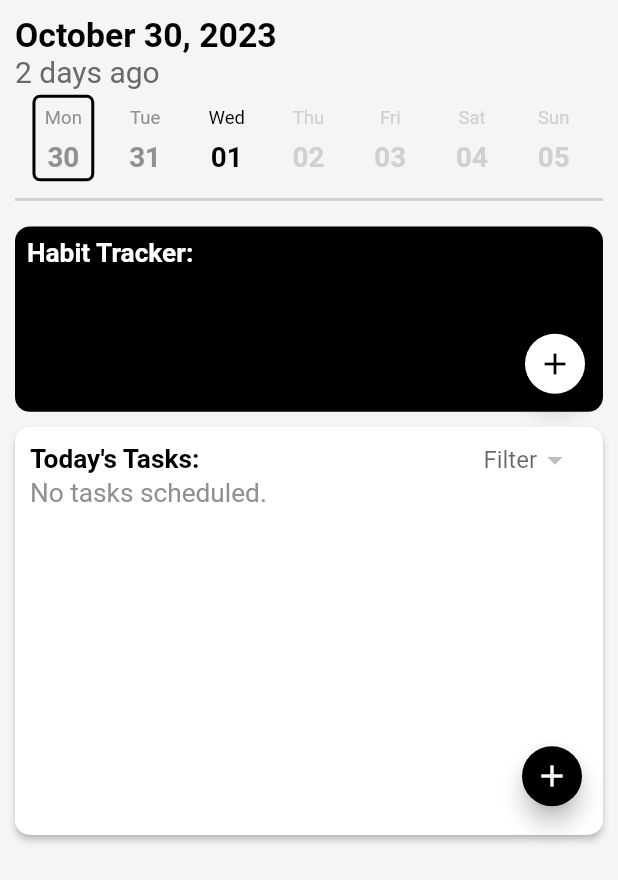
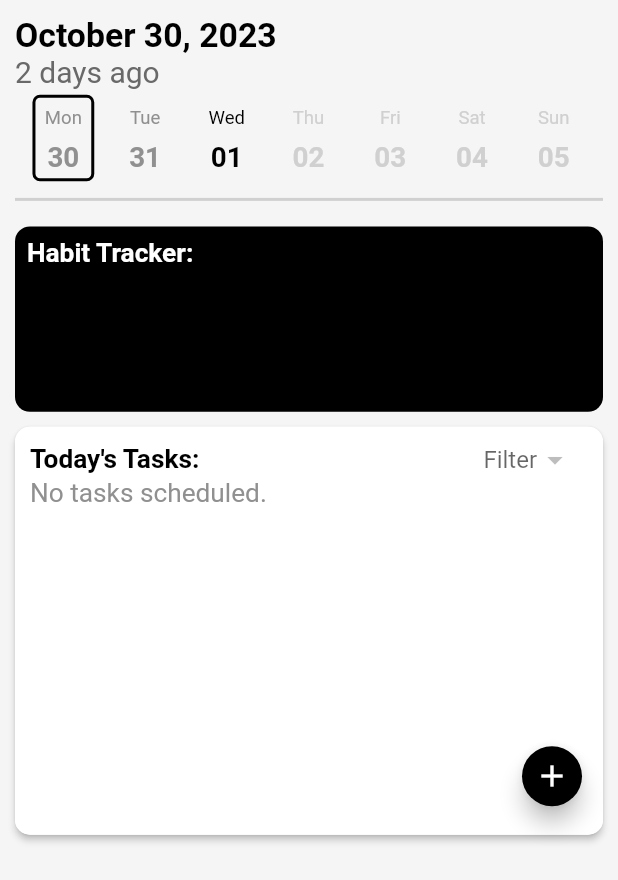
Before and after one commit to TristanTsang/scheduler-app, a Flutter app: the screen it shows after launch, after a tap on "Mon", on a phone screen of 412 x 824 dp. Shown: the top 880 px of the screen. Run offline on Flutter 3.47's test engine with Material 2 defaults, Android fonts, the phone set to English and light mode, and no system bars; drawn by our look-alikes of scrollable_positioned_list.

Commit message:
Habit updates

```diff
--- a/lib/models/HabitData.dart
+++ b/lib/models/HabitData.dart
@@ -25,8 +25,20 @@ class HabitData extends ChangeNotifier {
     return habit.dateSet.contains(date);
   }
 
+  void trackHabit(Habit habit) {
+    habit.track();
+    notifyListeners();
+  }
+  void untrackHabit(Habit habit,) {
+    habit.untrack();
+    notifyListeners();
+  }
   Set<Habit> getHabits(DateTime date) {
     return _dateMap[date]!;
+  }
+
+  List<Habit> getAllHabits() {
+    return allHabits;
   }
 
   void markHabitDate(DateTime date, Habit habit) {
@@ -41,15 +53,22 @@ class HabitData extends ChangeNotifier {
   }
 
   void updateDate(DateTime date) {
-    _dateMap.putIfAbsent(date, () {
       Set<Habit> mySet = <Habit>{};
       for (Habit item in allHabits) {
-        if (item.tracked) {
+        if (item.tracked && !date.isBefore(DateTime(DateTime.now().year, DateTime.now().month,DateTime.now().day))) {
           mySet.add(item);
         }
       }
-      return mySet;
-    });
+
+      if(!date.isBefore(DateTime(DateTime.now().year, DateTime.now().month,DateTime.now().day))){
+        _dateMap[date] = mySet;
+      }else{
+        _dateMap.putIfAbsent(date, () {
+          return <Habit>{};
+        });
+      }
+
+
   }
 
   void deleteHabit(Habit habit) {
--- a/lib/widgets/habitTrackerWidget.dart
+++ b/lib/widgets/habitTrackerWidget.dart
@@ -6,6 +6,7 @@ import 'package:provider/provider.dart';
 
 import '../models/HabitData.dart';
 import '../models/habit.dart';
+import '../screens/HabitManagerScreen.dart';
 import '../screens/addTaskScreen.dart';
 import 'HabitWidget.dart';
 class HabitTrackerWidget extends StatelessWidget {
@@ -24,7 +25,11 @@ class HabitTrackerWidget extends StatelessWidget {
   Widget build(BuildContext context) {
     Provider.of<HabitData>(context, listen: false).updateDate(date);
 
-    return Container(
+    return RawMaterialButton(
+      onPressed: (){
+        Navigator.push(context, MaterialPageRoute(builder: (context) => HabitManagerScreen()));
+      },
+      child: Container(
           height: MediaQuery.of(context).size.height*0.15,
           width: MediaQuery.of(context).size.width,
           decoration: BoxDecoration(
@@ -38,31 +43,14 @@ class HabitTrackerWidget extends StatelessWidget {
               children: [
                 Text("Habit Tracker:", style:TextStyle(color: Colors.white, fontSize:defaultFontSize, fontWeight: FontWeight.bold )),
                 Expanded(
-                child: Stack(
-                    children:[ListView(
+                  child: ListView(
                     children: buildHabitList(Provider.of<HabitData>(context, listen: true).getHabits(date)),
-                    ),
-                      Align(
-                        alignment: Alignment.bottomRight,
-                        child: FloatingActionButton(
-                          child: Icon(Icons.add, color: kPrimaryColor),
-                          mini: true,
-                          backgroundColor: Colors.white,
-                          onPressed: () {
-                            showModalBottomSheet(
-                                isScrollControlled: true,
-                                context: context,
-                                builder: (context) {
-                                  return AddHabitScreen();
-                                });
-                          },
-                        ),
-                      )]
                   ),
                 ),
               ],
             ),
           )
+      ),
     );
   }
 }
--- a/lib/widgets/toDoListWidget.dart
+++ b/lib/widgets/toDoListWidget.dart
@@ -80,6 +80,7 @@ class toDoListWidget extends StatelessWidget {
                     Align(
                       alignment: Alignment.bottomRight,
                       child: FloatingActionButton(
+                        heroTag: "taskButton",
                         child: Icon(Icons.add),
                         mini: true,
                         backgroundColor: kPrimaryColor,
```
Also changed, not shown: lib/screens/HabitManagerScreen.dart (added, +166 -0 lines). Lines whose indentation alone changed are shown as unchanged.
